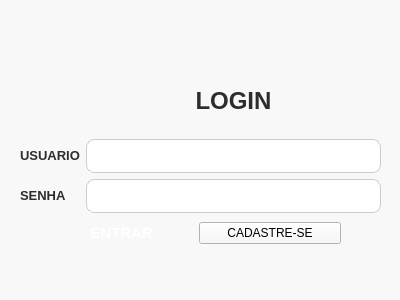
The window that GUI_BIBLIOTECA/loginwindow.ui (gabriotz/Project-edoo) describes before a commit, drawn with Qt 5.
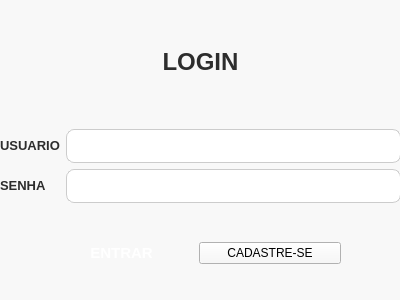
The same window after the commit.

```diff
--- a/GUI_BIBLIOTECA/loginwindow.ui
+++ b/GUI_BIBLIOTECA/loginwindow.ui
@@ -23,7 +23,7 @@
    <property name="geometry">
     <rect>
      <x>50</x>
-     <y>210</y>
+     <y>230</y>
      <width>291</width>
      <height>46</height>
     </rect>
@@ -84,16 +84,16 @@
   <widget class="QWidget" name="layoutWidget">
    <property name="geometry">
     <rect>
-     <x>20</x>
-     <y>70</y>
-     <width>361</width>
-     <height>143</height>
+     <x>0</x>
+     <y>2</y>
+     <width>401</width>
+     <height>201</height>
     </rect>
    </property>
    <layout class="QGridLayout" name="gridLayout_2">
     <item row="1" column="0">
      <layout class="QGridLayout" name="gridLayout">
-      <item row="2" column="1">
+      <item row="1" column="1">
        <widget class="QLineEdit" name="passwordLineEdit">
         <property name="styleSheet">
          <string notr="true">background-color: white;
@@ -108,14 +108,14 @@
         </property>
        </widget>
       </item>
-      <item row="2" column="0">
+      <item row="1" column="0">
        <widget class="QLabel" name="label_3">
         <property name="text">
          <string>&lt;html&gt;&lt;head/&gt;&lt;body&gt;&lt;p&gt;&lt;span style=&quot; font-size:10pt; font-weight:700; color:#2d2d2d;&quot;&gt;SENHA&lt;/span&gt;&lt;/p&gt;&lt;/body&gt;&lt;/html&gt;</string>
         </property>
        </widget>
       </item>
-      <item row="1" column="1">
+      <item row="0" column="1">
        <widget class="QLineEdit" name="loginLineEdit">
         <property name="styleSheet">
          <string notr="true">background-color: white;
@@ -132,7 +132,7 @@
         </property>
        </widget>
       </item>
-      <item row="1" column="0">
+      <item row="0" column="0">
        <widget class="QLabel" name="label_2">
         <property name="styleSheet">
          <string notr="true">color: rgb(45, 45, 45);
@@ -143,14 +143,14 @@
         </property>
        </widget>
       </item>
-      <item row="0" column="1">
+     </layout>
+    </item>
+    <item row="0" column="0">
        <widget class="QLabel" name="label">
         <property name="text">
          <string>&lt;html&gt;&lt;head/&gt;&lt;body&gt;&lt;p align=&quot;center&quot;&gt;&lt;span style=&quot; font-size:18pt; font-weight:700; color:#2D2D2D;&quot;&gt;LOGIN&lt;/span&gt;&lt;/p&gt;&lt;/body&gt;&lt;/html&gt;</string>
         </property>
        </widget>
-      </item>
-     </layout>
     </item>
    </layout>
   </widget>
```
Lines whose indentation alone changed are shown as unchanged.
